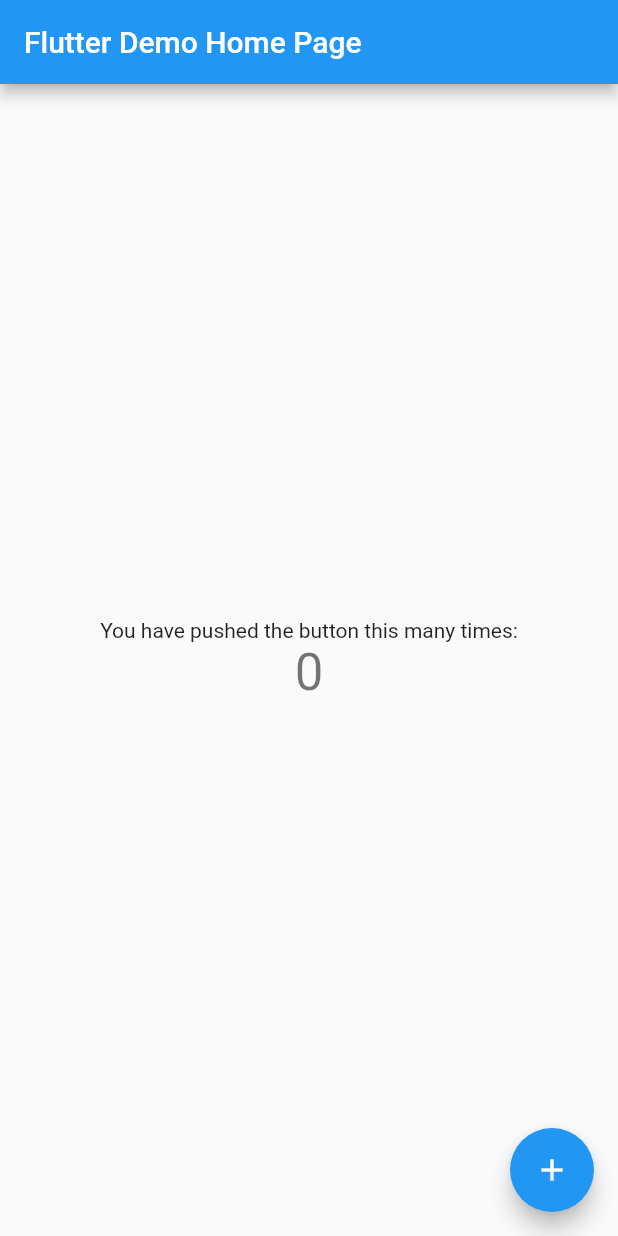
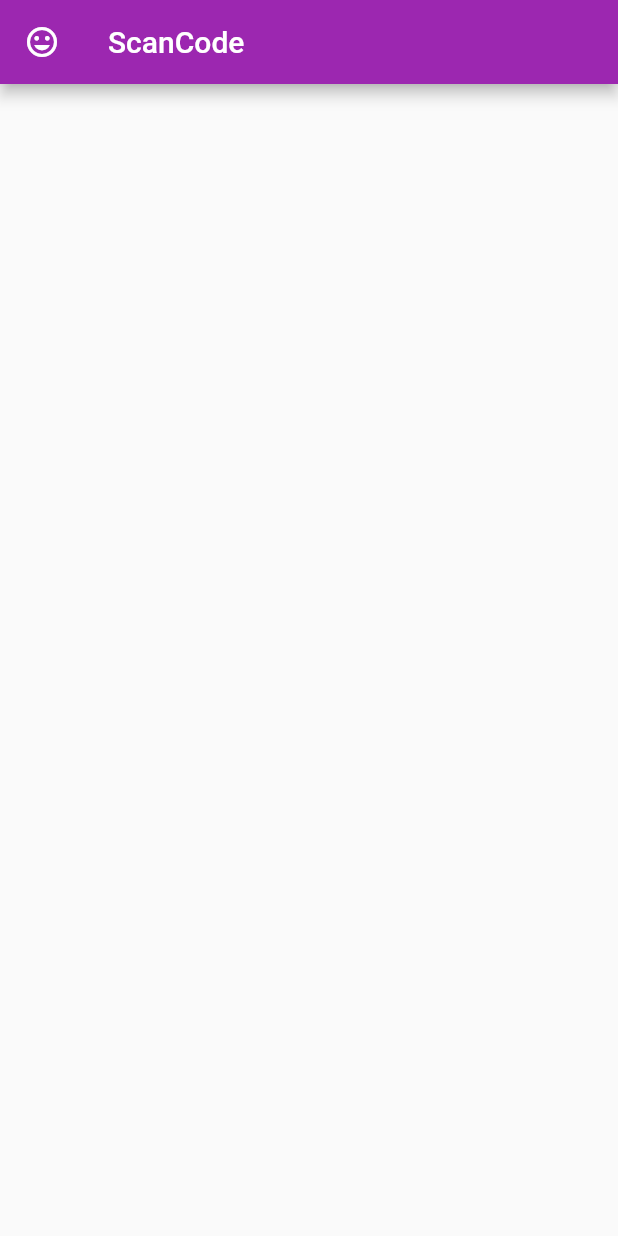
Before and after one commit to boanergepro/scancode_app, a Flutter app: the screen it shows after launch, on a phone screen of 412 x 824 dp. Run offline on Flutter 3.47's test engine with Material 2 defaults, Android fonts, the phone set to English and light mode, and no system bars.

Commit message:
[MOD]: - Modificada la estructura de la app.

```diff
--- a/lib/main.dart
+++ b/lib/main.dart
@@ -1,111 +1,4 @@
 import 'package:flutter/material.dart';
+import 'package:scancode_app/src/app.dart';
 
 void main() => runApp(MyApp());
-
-class MyApp extends StatelessWidget {
-  // This widget is the root of your application.
-  @override
-  Widget build(BuildContext context) {
-    return MaterialApp(
-      title: 'Flutter Demo',
-      theme: ThemeData(
-        // This is the theme of your application.
-        //
-        // Try running your application with "flutter run". You'll see the
-        // application has a blue toolbar. Then, without quitting the app, try
-        // changing the primarySwatch below to Colors.green and then invoke
-        // "hot reload" (press "r" in the console where you ran "flutter run",
-        // or simply save your changes to "hot reload" in a Flutter IDE).
-        // Notice that the counter didn't reset back to zero; the application
-        // is not restarted.
-        primarySwatch: Colors.blue,
-      ),
-      home: MyHomePage(title: 'Flutter Demo Home Page'),
-    );
-  }
-}
-
-class MyHomePage extends StatefulWidget {
-  MyHomePage({Key key, this.title}) : super(key: key);
-
-  // This widget is the home page of your application. It is stateful, meaning
-  // that it has a State object (defined below) that contains fields that affect
-  // how it looks.
-
-  // This class is the configuration for the state. It holds the values (in this
-  // case the title) provided by the parent (in this case the App widget) and
-  // used by the build method of the State. Fields in a Widget subclass are
-  // always marked "final".
-
-  final String title;
-
-  @override
-  _MyHomePageState createState() => _MyHomePageState();
-}
-
-class _MyHomePageState extends State<MyHomePage> {
-  int _counter = 0;
-
-  void _incrementCounter() {
-    setState(() {
-      // This call to setState tells the Flutter framework that something has
-      // changed in this State, which causes it to rerun the build method below
-      // so that the display can reflect the updated values. If we changed
-      // _counter without calling setState(), then the build method would not be
-      // called again, and so nothing would appear to happen.
-      _counter++;
-    });
-  }
-
-  @override
-  Widget build(BuildContext context) {
-    // This method is rerun every time setState is called, for instance as done
-    // by the _incrementCounter method above.
-    //
-    // The Flutter framework has been optimized to make rerunning build methods
-    // fast, so that you can just rebuild anything that needs updating rather
-    // than having to individually change instances of widgets.
-    return Scaffold(
-      appBar: AppBar(
-        // Here we take the value from the MyHomePage object that was created by
-        // the App.build method, and use it to set our appbar title.
-        title: Text(widget.title),
-      ),
-      body: Center(
-        // Center is a layout widget. It takes a single child and positions it
-        // in the middle of the parent.
-        child: Column(
-          // Column is also layout widget. It takes a list of children and
-          // arranges them vertically. By default, it sizes itself to fit its
-          // children horizontally, and tries to be as tall as its parent.
-          //
-          // Invoke "debug painting" (press "p" in the console, choose the
-          // "Toggle Debug Paint" action from the Flutter Inspector in Android
-          // Studio, or the "Toggle Debug Paint" command in Visual Studio Code)
-          // to see the wireframe for each widget.
-          //
-          // Column has various properties to control how it sizes itself and
-          // how it positions its children. Here we use mainAxisAlignment to
-          // center the children vertically; the main axis here is the vertical
-          // axis because Columns are vertical (the cross axis would be
-          // horizontal).
-          mainAxisAlignment: MainAxisAlignment.center,
-          children: <Widget>[
-            Text(
-              'You have pushed the button this many times:',
-            ),
-            Text(
-              '$_counter',
-              style: Theme.of(context).textTheme.display1,
-            ),
-          ],
-        ),
-      ),
-      floatingActionButton: FloatingActionButton(
-        onPressed: _incrementCounter,
-        tooltip: 'Increment',
-        child: Icon(Icons.add),
-      ), // This trailing comma makes auto-formatting nicer for build methods.
-    );
-  }
-}
--- /dev/null
+++ b/lib/src/app.dart
@@ -0,0 +1,15 @@
+import 'package:flutter/material.dart';
+import 'package:scancode_app/src/custom_theme.dart';
+import 'package:scancode_app/src/routes.dart';
+
+class MyApp extends StatelessWidget {
+  @override
+  Widget build(BuildContext context) {
+    return MaterialApp(
+      theme: customTheme,
+      showSemanticsDebugger: false,
+      title: 'scancode',
+      routes: routes,
+    );
+  }
+}
--- /dev/null
+++ b/lib/src/custom_theme.dart
@@ -0,0 +1,9 @@
+import 'package:flutter/material.dart';
+
+ThemeData customTheme = ThemeData(
+    primaryColor: Colors.purple,
+    buttonColor: Colors.purple[300],
+    iconTheme: IconThemeData(
+        color: Colors.white
+    )
+);
--- /dev/null
+++ b/lib/src/routes.dart
@@ -0,0 +1,6 @@
+import 'package:flutter/material.dart';
+import 'package:scancode_app/src/screens/login_screen.dart';
+
+final routes = {
+  LoginScreen.routerName: (BuildContext context) => LoginScreen(),
+};
--- /dev/null
+++ b/lib/src/screens/login_screen.dart
@@ -0,0 +1,21 @@
+import 'package:flutter/material.dart';
+
+class LoginScreen extends StatefulWidget {
+  static String routerName = '/';
+
+  @override
+  _LoginScreenState createState() => _LoginScreenState();
+}
+
+class _LoginScreenState extends State<LoginScreen> {
+
+  @override
+  Widget build(BuildContext context) {
+    return Scaffold(
+      appBar: AppBar(
+        leading: Icon(Icons.insert_emoticon),
+        title: Text('ScanCode'),
+      ),
+    );
+  }
+}
```
Also changed, not shown: 1 other file.
